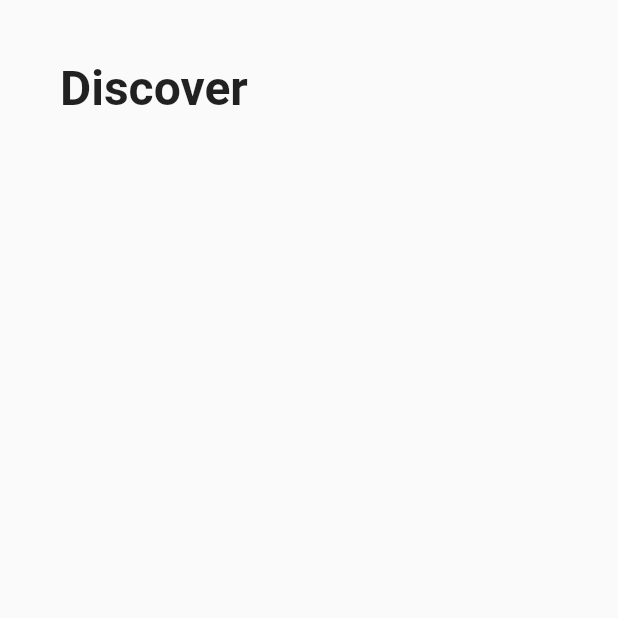
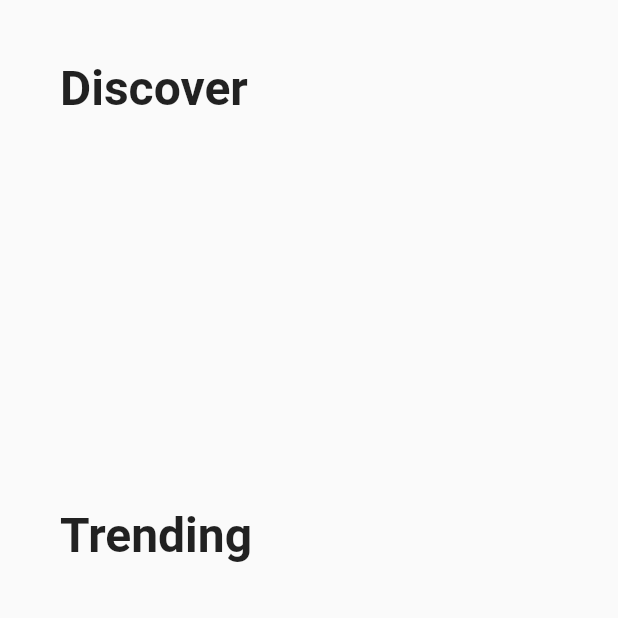
Before and after one commit to farhanaahmed/practice_project_hatil, a Flutter app: the HomeScreen screen opened directly, on a phone screen of 412 x 824 dp, the top half of it. Run offline on Flutter 3.47's test engine with Material 2 defaults, Android fonts, the phone set to English and light mode, and no system bars; our stand-ins replace dio, fluttertoast, rxdart; network calls fail.

```diff
--- a/lib/module/home/controller/home_controller.dart
+++ b/lib/module/home/controller/home_controller.dart
@@ -1,18 +1,17 @@
-import 'package:practice_project_hatil/module/home/data/model/discover_product_response.dart';
+import 'package:practice_project_hatil/module/home/data/model/product_response.dart';
 import 'package:practice_project_hatil/module/home/data/repository/home_repo.dart';
 import 'package:rxdart/subjects.dart';
 
 class HomeController {
   HomeRepo _homeRepo = HomeRepo();
 
-  BehaviorSubject<DiscoverProductResponse?> discoverProductSubject =
-      BehaviorSubject<DiscoverProductResponse>();
+  BehaviorSubject<ProductResponse?> discoverProductSubject =
+      BehaviorSubject<ProductResponse>();
 
   void getDiscoverProduct() async{
-    DiscoverProductResponse discoverProductResponse = await _homeRepo
+    ProductResponse discoverProductResponse = await _homeRepo
         .getDiscoverProduct();
     discoverProductSubject.sink.add(discoverProductResponse);
   }
 
-
 }
--- a/lib/module/home/data/model/discover_product_response.dart
+++ b/lib/module/home/data/model/product_response.dart
@@ -1,17 +1,17 @@
 import 'dart:convert';
 
-DiscoverProductResponse discoverProductResponseFromJson(String str) => DiscoverProductResponse.fromJson(json.decode(str));
+ProductResponse discoverProductResponseFromJson(String str) => ProductResponse.fromJson(json.decode(str));
 
-String discoverProductResponseToJson(DiscoverProductResponse data) => json.encode(data.toJson());
+String discoverProductResponseToJson(ProductResponse data) => json.encode(data.toJson());
 
-class DiscoverProductResponse {
-  DiscoverProductResponse({
+class ProductResponse {
+  ProductResponse({
     this.products = const [],
   });
 
   List<Product> products;
 
-  factory DiscoverProductResponse.fromJson(Map<String, dynamic> json) => DiscoverProductResponse(
+  factory ProductResponse.fromJson(Map<String, dynamic> json) => ProductResponse(
     products: List<Product>.from(json["products"].map((x) => Product.fromJson(x))),
   );
 
--- a/lib/module/home/ui/discover_single_product_widget.dart
+++ b/lib/module/home/ui/discover_single_product_widget.dart
@@ -1,5 +1,5 @@
 import 'package:flutter/material.dart';
-import 'package:practice_project_hatil/module/home/data/model/discover_product_response.dart';
+import 'package:practice_project_hatil/module/home/data/model/product_response.dart';
 
 class DiscoverSingleProduct extends StatelessWidget {
   Product product;
--- a/lib/module/home/ui/home_screen.dart
+++ b/lib/module/home/ui/home_screen.dart
@@ -1,7 +1,7 @@
 import 'package:flutter/cupertino.dart';
 import 'package:flutter/material.dart';
 import 'package:practice_project_hatil/module/home/controller/home_controller.dart';
-import 'package:practice_project_hatil/module/home/data/model/discover_product_response.dart';
+import 'package:practice_project_hatil/module/home/data/model/product_response.dart';
 import 'package:practice_project_hatil/module/home/ui/discover_single_product_widget.dart';
 
 class HomeScreen extends StatefulWidget {
@@ -40,7 +40,7 @@ class _HomeScreenState extends State<HomeScreen> {
             SizedBox(
               height: 30,
             ),
-            StreamBuilder<DiscoverProductResponse?>(
+            StreamBuilder<ProductResponse?>(
               stream: _homeController.discoverProductSubject.stream,
               builder: (context, snapshot) {
                 if (snapshot.hasData && snapshot.data != null) {
@@ -55,6 +55,16 @@ class _HomeScreenState extends State<HomeScreen> {
                   );
                 }
               },
+            ),
+            SizedBox(
+              height: 30,
+            ),
+            Text(
+              "Trending",
+              style: TextStyle(
+                fontSize: 32,
+                fontWeight: FontWeight.w700,
+              ),
             ),
           ],
         ),
```
Also changed, not shown: lib/module/home/data/repository/home_repo.dart (+21 -8 lines), lib/module/home/ui/trending_single_product_widget.dart (added, +71 -0 lines), lib/module/home/data/model/home_request.dart (deleted).
